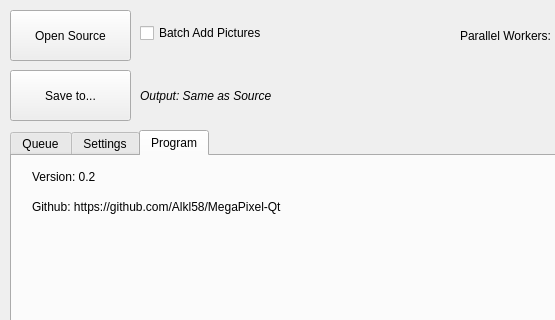
Qt form MegaPixel-Qt/form.ui (Alkl58/MegaPixel-Qt) before a commit; both pictures show x 0 to 555 and y 0 to 320 of the 800 by 570 pixel window.
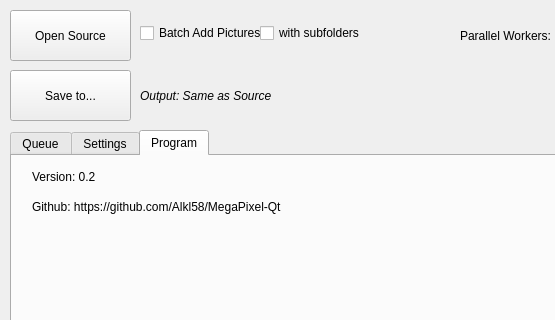
The same form after that commit. The open tabs and pages were chosen to show the change. Icons and pictures are not drawn.

Commit message: Batch Add incl. Subfolders

```diff
--- a/MegaPixel-Qt/form.ui
+++ b/MegaPixel-Qt/form.ui
@@ -1701,6 +1701,19 @@
     <string>Encoder:</string>
    </property>
   </widget>
+  <widget class="QCheckBox" name="checkBoxBatchAddSubfolders">
+   <property name="geometry">
+    <rect>
+     <x>260</x>
+     <y>20</y>
+     <width>111</width>
+     <height>26</height>
+    </rect>
+   </property>
+   <property name="text">
+    <string>with subfolders</string>
+   </property>
+  </widget>
  </widget>
  <resources/>
  <connections/>
```
Left out of the diff: 334 changed lines with no effect on the pictures.
